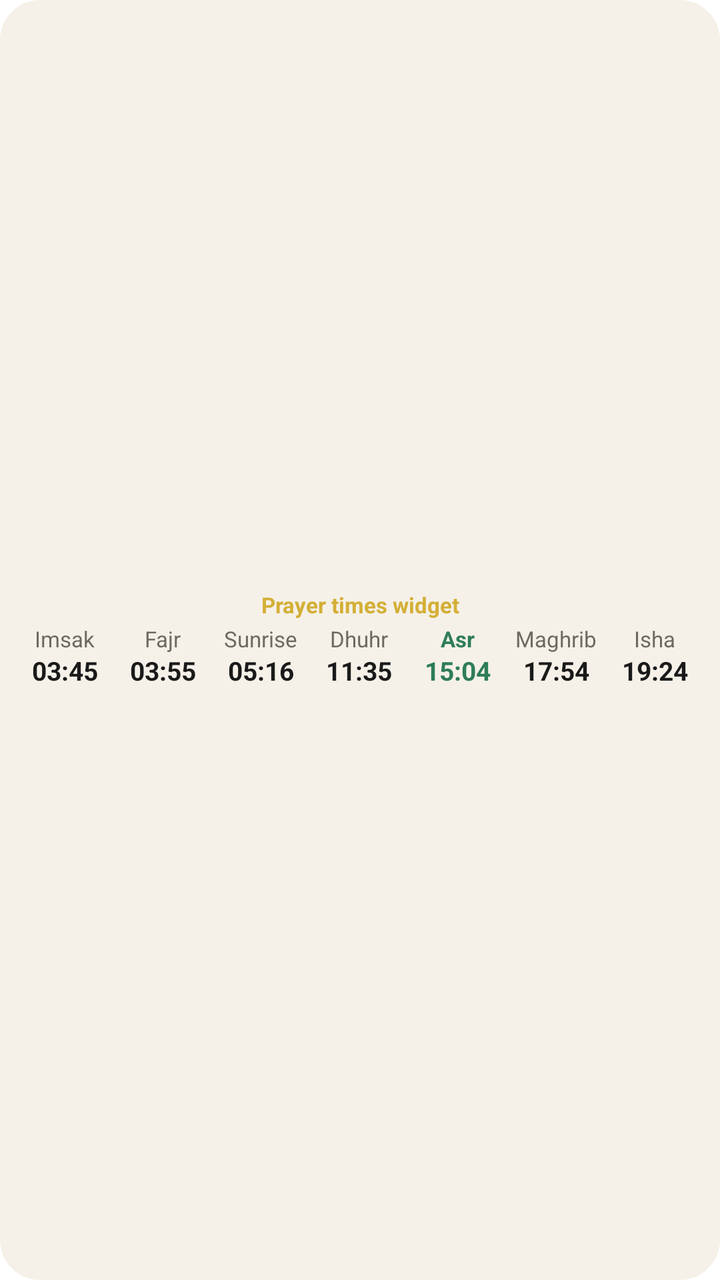
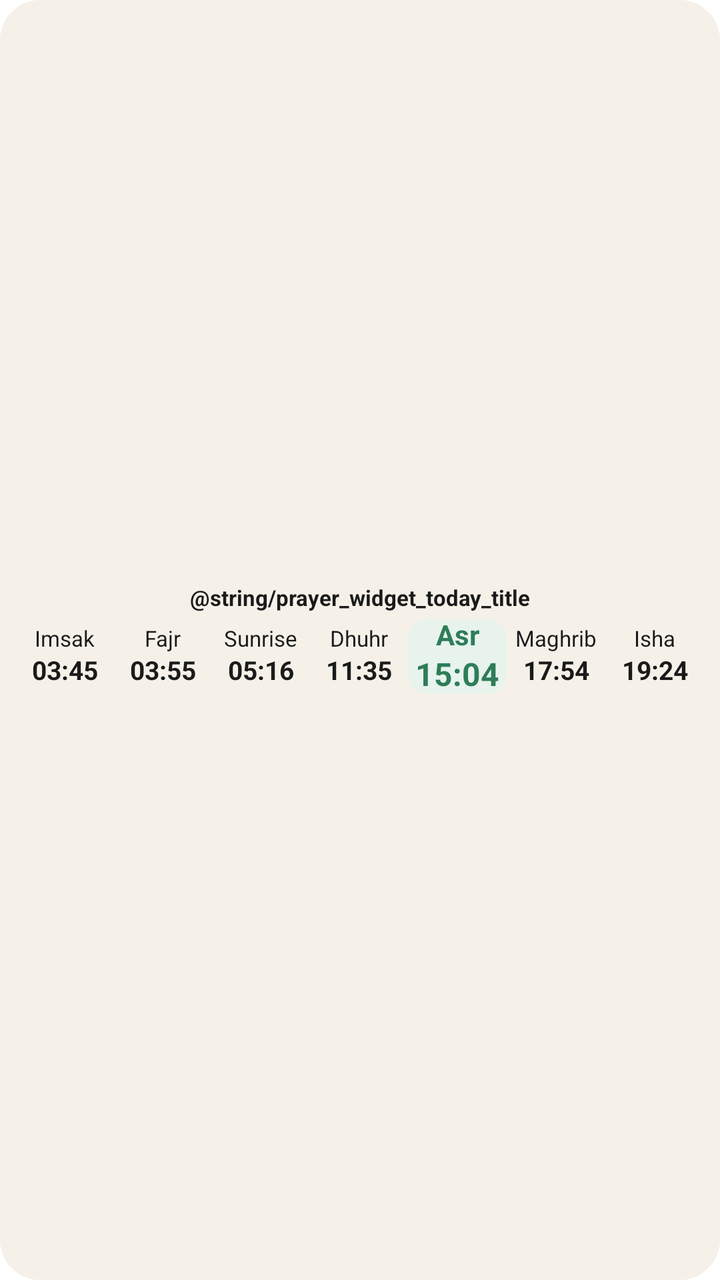

An Android layout rendered at two revisions. The XML below is the earlier revision; the diff shows what the commit changed to produce the second picture.
<!-- AndroidManifest.xml: application theme Theme.GreenDomeAdhkar -->
<!-- res/layout/widget_prayer_times_preview.xml -->
<?xml version="1.0" encoding="utf-8"?>
<LinearLayout xmlns:android="http://schemas.android.com/apk/res/android"
    android:layout_width="match_parent"
    android:layout_height="match_parent"
    android:background="@drawable/widget_misbaha_background_cream"
    android:gravity="center"
    android:layoutDirection="locale"
    android:orientation="vertical"
    android:paddingStart="8dp"
    android:paddingTop="8dp"
    android:paddingEnd="8dp"
    android:paddingBottom="8dp">

    <TextView
        android:layout_width="match_parent"
        android:layout_height="wrap_content"
        android:gravity="center"
        android:includeFontPadding="false"
        android:maxLines="1"
        android:text="@string/prayer_widget_title"
        android:textColor="@color/gold_dome"
        android:textSize="11sp"
        android:textStyle="bold" />

    <LinearLayout
        android:layout_width="match_parent"
        android:layout_height="wrap_content"
        android:layout_marginTop="4dp"
        android:gravity="center"
        android:orientation="horizontal">

        <LinearLayout
            android:layout_width="0dp"
            android:layout_height="wrap_content"
            android:layout_weight="1"
            android:gravity="center"
            android:orientation="vertical">

            <TextView
                android:layout_width="match_parent"
                android:layout_height="wrap_content"
                android:gravity="center"
                android:includeFontPadding="false"
                android:maxLines="1"
                android:text="@string/prayer_name_imsak"
                android:textColor="@color/text_muted"
                android:textSize="11sp" />

            <TextView
                android:layout_width="match_parent"
                android:layout_height="wrap_content"
                android:layout_marginTop="2dp"
                android:gravity="center"
                android:includeFontPadding="false"
                android:text="03:45"
                android:textColor="@color/text_primary"
                android:textSize="13sp"
                android:textStyle="bold" />
        </LinearLayout>

        <LinearLayout
            android:layout_width="0dp"
            android:layout_height="wrap_content"
            android:layout_weight="1"
            android:gravity="center"
            android:orientation="vertical">

            <TextView
                android:layout_width="match_parent"
                android:layout_height="wrap_content"
                android:gravity="center"
                android:includeFontPadding="false"
                android:maxLines="1"
                android:text="@string/prayer_name_fajr"
                android:textColor="@color/text_muted"
                android:textSize="11sp" />

            <TextView
                android:layout_width="match_parent"
                android:layout_height="wrap_content"
                android:layout_marginTop="2dp"
                android:gravity="center"
                android:includeFontPadding="false"
                android:text="03:55"
                android:textColor="@color/text_primary"
                android:textSize="13sp"
                android:textStyle="bold" />
        </LinearLayout>

        <LinearLayout
            android:layout_width="0dp"
            android:layout_height="wrap_content"
            android:layout_weight="1"
            android:gravity="center"
            android:orientation="vertical">

            <TextView
                android:layout_width="match_parent"
                android:layout_height="wrap_content"
                android:gravity="center"
                android:includeFontPadding="false"
                android:maxLines="1"
                android:text="@string/prayer_name_sunrise"
                android:textColor="@color/text_muted"
                android:textSize="11sp" />

            <TextView
                android:layout_width="match_parent"
                android:layout_height="wrap_content"
                android:layout_marginTop="2dp"
                android:gravity="center"
                android:includeFontPadding="false"
                android:text="05:16"
                android:textColor="@color/text_primary"
                android:textSize="13sp"
                android:textStyle="bold" />
        </LinearLayout>

        <LinearLayout
            android:layout_width="0dp"
            android:layout_height="wrap_content"
            android:layout_weight="1"
            android:gravity="center"
            android:orientation="vertical">

            <TextView
                android:layout_width="match_parent"
                android:layout_height="wrap_content"
                android:gravity="center"
                android:includeFontPadding="false"
                android:maxLines="1"
                android:text="@string/prayer_name_dhuhr"
                android:textColor="@color/text_muted"
                android:textSize="11sp" />

            <TextView
                android:layout_width="match_parent"
                android:layout_height="wrap_content"
                android:layout_marginTop="2dp"
                android:gravity="center"
                android:includeFontPadding="false"
                android:text="11:35"
                android:textColor="@color/text_primary"
                android:textSize="13sp"
                android:textStyle="bold" />
        </LinearLayout>

        <LinearLayout
            android:layout_width="0dp"
            android:layout_height="wrap_content"
            android:layout_weight="1"
            android:gravity="center"
            android:orientation="vertical">

            <TextView
                android:layout_width="match_parent"
                android:layout_height="wrap_content"
                android:gravity="center"
                android:includeFontPadding="false"
                android:maxLines="1"
                android:text="@string/prayer_name_asr"
                android:textColor="@color/green_primary"
                android:textSize="11sp"
                android:textStyle="bold" />

            <TextView
                android:layout_width="match_parent"
                android:layout_height="wrap_content"
                android:layout_marginTop="2dp"
                android:gravity="center"
                android:includeFontPadding="false"
                android:text="15:04"
                android:textColor="@color/green_primary"
                android:textSize="13sp"
                android:textStyle="bold" />
        </LinearLayout>

        <LinearLayout
            android:layout_width="0dp"
            android:layout_height="wrap_content"
            android:layout_weight="1"
            android:gravity="center"
            android:orientation="vertical">

            <TextView
                android:layout_width="match_parent"
                android:layout_height="wrap_content"
                android:gravity="center"
                android:includeFontPadding="false"
                android:maxLines="1"
                android:text="@string/prayer_name_maghrib"
                android:textColor="@color/text_muted"
                android:textSize="11sp" />

            <TextView
                android:layout_width="match_parent"
                android:layout_height="wrap_content"
                android:layout_marginTop="2dp"
                android:gravity="center"
                android:includeFontPadding="false"
                android:text="17:54"
                android:textColor="@color/text_primary"
                android:textSize="13sp"
                android:textStyle="bold" />
        </LinearLayout>

        <LinearLayout
            android:layout_width="0dp"
            android:layout_height="wrap_content"
            android:layout_weight="1"
            android:gravity="center"
            android:orientation="vertical">

            <TextView
                android:layout_width="match_parent"
                android:layout_height="wrap_content"
                android:gravity="center"
                android:includeFontPadding="false"
                android:maxLines="1"
                android:text="@string/prayer_name_isha"
                android:textColor="@color/text_muted"
                android:textSize="11sp" />

            <TextView
                android:layout_width="match_parent"
                android:layout_height="wrap_content"
                android:layout_marginTop="2dp"
                android:gravity="center"
                android:includeFontPadding="false"
                android:text="19:24"
                android:textColor="@color/text_primary"
                android:textSize="13sp"
                android:textStyle="bold" />
        </LinearLayout>
    </LinearLayout>
</LinearLayout>
<!-- resources referenced by this layout -->
<resources>
  <color name="gold_dome">#D4AF37</color>
  <color name="green_primary">#2E7D58</color>
  <color name="text_muted">#6D6A63</color>
  <color name="text_primary">#1A1A1A</color>
  <!-- drawable widget_misbaha_background_cream (drawable) -->
  <?xml version="1.0" encoding="utf-8"?>
  <shape xmlns:android="http://schemas.android.com/apk/res/android"
      android:shape="rectangle">
      <solid android:color="@color/cream_background" />
      <corners android:radius="20dp" />
  </shape>
  <string name="prayer_name_asr">Asr</string>
  <string name="prayer_name_dhuhr">Dhuhr</string>
  <string name="prayer_name_fajr">Fajr</string>
  <string name="prayer_name_imsak">Imsak</string>
  <string name="prayer_name_isha">Isha</string>
  <string name="prayer_name_maghrib">Maghrib</string>
  <string name="prayer_name_sunrise">Sunrise</string>
  <string name="prayer_widget_title">Prayer times widget</string>
  <style name="Theme.GreenDomeAdhkar" parent="Theme.SplashScreen">
          <item name="windowSplashScreenBackground">@color/cream_background</item>
          <item name="windowSplashScreenAnimatedIcon">@drawable/splash_icon_blank</item>
          <item name="windowSplashScreenIconBackgroundColor">@color/cream_background</item>
          <item name="postSplashScreenTheme">@style/Theme.GreenDomeAdhkar.Main</item>
      </style>
  <color name="cream_background">#F5F1E9</color>
  <!-- drawable splash_icon_blank (drawable) -->
  <?xml version="1.0" encoding="utf-8"?>
  <shape xmlns:android="http://schemas.android.com/apk/res/android"
      android:shape="oval">
      <solid android:color="@color/cream_background" />
      <size
          android:width="48dp"
          android:height="48dp" />
  </shape>
  <style name="Theme.GreenDomeAdhkar.Main" parent="android:Theme.Material.Light.NoActionBar">
          <item name="android:statusBarColor">@color/cream_background</item>
          <item name="android:navigationBarColor">@color/cream_background</item>
          <item name="android:windowLightStatusBar">true</item>
          <item name="android:windowLightNavigationBar">true</item>
          <item name="android:windowBackground">@color/cream_background</item>
      </style>
</resources>

<!-- the commit's change to res/layout/widget_prayer_times_preview.xml (unified diff, before → after) -->
@@ -17,8 +17,8 @@
         android:gravity="center"
         android:includeFontPadding="false"
         android:maxLines="1"
-        android:text="@string/prayer_widget_title"
-        android:textColor="@color/gold_dome"
+        android:text="@string/prayer_widget_today_title"
+        android:textColor="@color/text_primary"
         android:textSize="11sp"
         android:textStyle="bold" />
 
@@ -43,7 +43,7 @@
                 android:includeFontPadding="false"
                 android:maxLines="1"
                 android:text="@string/prayer_name_imsak"
-                android:textColor="@color/text_muted"
+                android:textColor="@color/text_primary"
                 android:textSize="11sp" />
 
             <TextView
@@ -72,7 +72,7 @@
                 android:includeFontPadding="false"
                 android:maxLines="1"
                 android:text="@string/prayer_name_fajr"
-                android:textColor="@color/text_muted"
+                android:textColor="@color/text_primary"
                 android:textSize="11sp" />
 
             <TextView
@@ -101,7 +101,7 @@
                 android:includeFontPadding="false"
                 android:maxLines="1"
                 android:text="@string/prayer_name_sunrise"
-                android:textColor="@color/text_muted"
+                android:textColor="@color/text_primary"
                 android:textSize="11sp" />
 
             <TextView
@@ -130,7 +130,7 @@
                 android:includeFontPadding="false"
                 android:maxLines="1"
                 android:text="@string/prayer_name_dhuhr"
-                android:textColor="@color/text_muted"
+                android:textColor="@color/text_primary"
                 android:textSize="11sp" />
 
             <TextView
@@ -149,8 +149,11 @@
             android:layout_width="0dp"
             android:layout_height="wrap_content"
             android:layout_weight="1"
-            android:gravity="center"
-            android:orientation="vertical">
+            android:background="@drawable/widget_prayer_next_chip"
+            android:gravity="center"
+            android:orientation="vertical"
+            android:paddingStart="1dp"
+            android:paddingEnd="1dp">
 
             <TextView
                 android:layout_width="match_parent"
@@ -160,7 +163,7 @@
                 android:maxLines="1"
                 android:text="@string/prayer_name_asr"
                 android:textColor="@color/green_primary"
-                android:textSize="11sp"
+                android:textSize="14sp"
                 android:textStyle="bold" />
 
             <TextView
@@ -171,7 +174,7 @@
                 android:includeFontPadding="false"
                 android:text="15:04"
                 android:textColor="@color/green_primary"
-                android:textSize="13sp"
+                android:textSize="16sp"
                 android:textStyle="bold" />
         </LinearLayout>
 
@@ -189,7 +192,7 @@
                 android:includeFontPadding="false"
                 android:maxLines="1"
                 android:text="@string/prayer_name_maghrib"
-                android:textColor="@color/text_muted"
+                android:textColor="@color/text_primary"
                 android:textSize="11sp" />
 
             <TextView
@@ -218,7 +221,7 @@
                 android:includeFontPadding="false"
                 android:maxLines="1"
                 android:text="@string/prayer_name_isha"
-                android:textColor="@color/text_muted"
+                android:textColor="@color/text_primary"
                 android:textSize="11sp" />
 
             <TextView
<!-- resource entries referenced after the edit -->
@@ -1,8 +1,6 @@
 <!-- resources referenced by this layout -->
 <resources>
-  <color name="gold_dome">#D4AF37</color>
   <color name="green_primary">#2E7D58</color>
-  <color name="text_muted">#6D6A63</color>
   <color name="text_primary">#1A1A1A</color>
   <!-- drawable widget_misbaha_background_cream (drawable) -->
   <?xml version="1.0" encoding="utf-8"?>
@@ -11,6 +9,13 @@
       <solid android:color="@color/cream_background" />
       <corners android:radius="20dp" />
   </shape>
+  <!-- drawable widget_prayer_next_chip (drawable) -->
+  <?xml version="1.0" encoding="utf-8"?>
+  <shape xmlns:android="http://schemas.android.com/apk/res/android"
+      android:shape="rectangle">
+      <solid android:color="#E7F3EC" />
+      <corners android:radius="10dp" />
+  </shape>
   <string name="prayer_name_asr">Asr</string>
   <string name="prayer_name_dhuhr">Dhuhr</string>
   <string name="prayer_name_fajr">Fajr</string>
@@ -18,7 +23,6 @@
   <string name="prayer_name_isha">Isha</string>
   <string name="prayer_name_maghrib">Maghrib</string>
   <string name="prayer_name_sunrise">Sunrise</string>
-  <string name="prayer_widget_title">Prayer times widget</string>
   <style name="Theme.GreenDomeAdhkar" parent="Theme.SplashScreen">
           <item name="windowSplashScreenBackground">@color/cream_background</item>
           <item name="windowSplashScreenAnimatedIcon">@drawable/splash_icon_blank</item>
